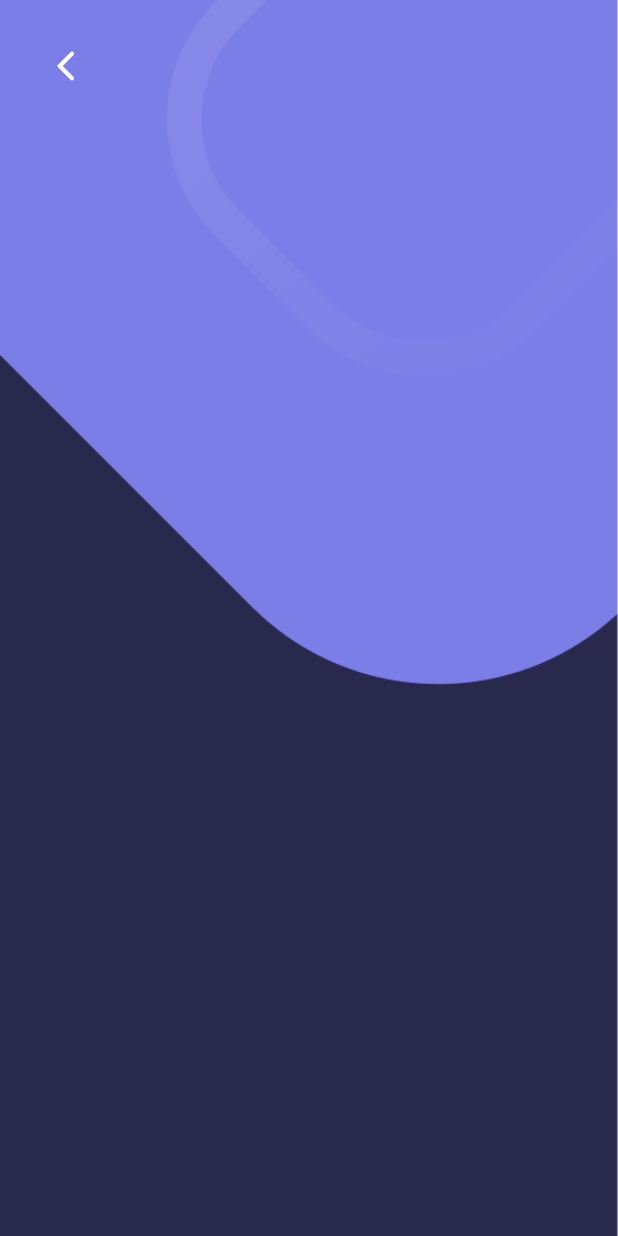
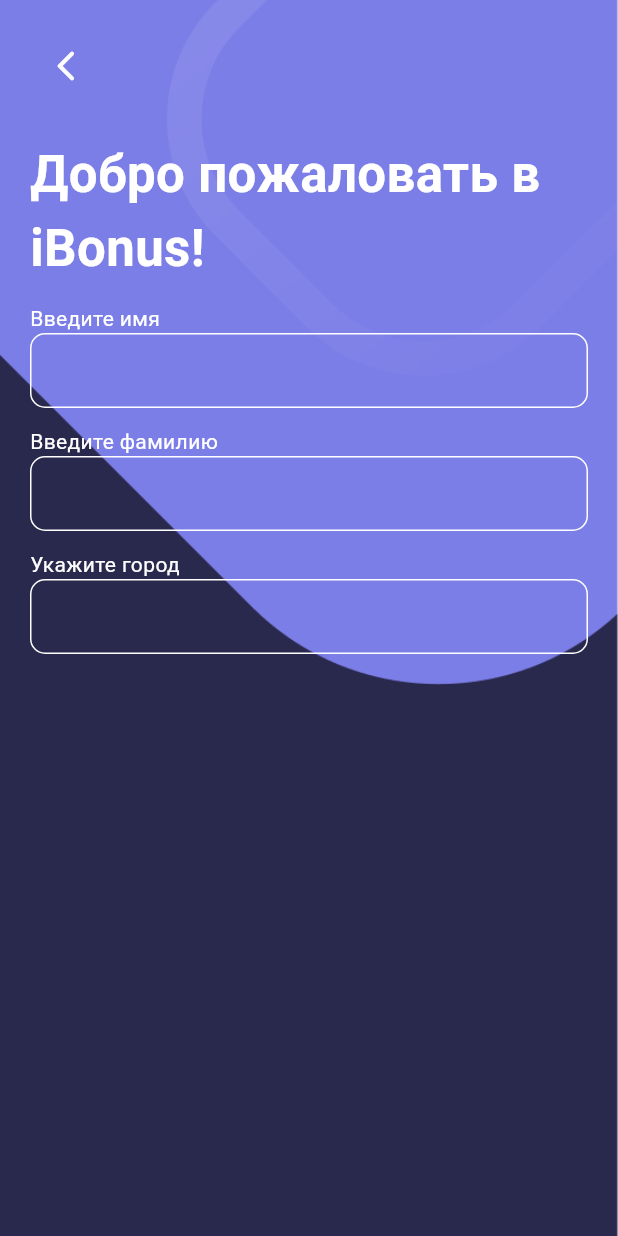
Before and after one commit to fluttberry/ibonus_app, a Flutter app: the screen it shows after launch, after a tap on "Зарегистрироваться", on a phone screen of 412 x 824 dp. Run offline on Flutter 3.47's test engine with Material 3 defaults, Android fonts, the phone set to English and light mode, and no system bars; our stand-ins replace shared_preferences.

Commit message:
textfield created as a widget and added to register page

```diff
--- a/lib/ui/pages/auth/auth_page.dart
+++ b/lib/ui/pages/auth/auth_page.dart
@@ -1,7 +1,8 @@
 import 'package:flutter/material.dart';
 import 'package:ibonus_app/ui/pages/auth/login_page.dart';
 import 'package:ibonus_app/ui/pages/auth/register_page.dart';
-import 'package:ibonus_app/ui/pages/widget/button.dart';
+import 'package:ibonus_app/ui/widget/button.dart';
+import 'package:ibonus_app/ui/utils/style.dart';
 import 'package:ibonus_app/utils/route.dart';
 
 class AuthPage extends StatelessWidget {
@@ -23,7 +24,7 @@
           children: [
             Text(
               'Добро пожаловать в iBonus!',
-              style: TextStyle(color: Colors.white, fontSize: 34),
+              style: MTextStyle.title(),
             ),
             SizedBox(height: 12),
             Text(
--- a/lib/ui/pages/auth/register_page.dart
+++ b/lib/ui/pages/auth/register_page.dart
@@ -1,4 +1,6 @@
 import 'package:flutter/material.dart';
+import 'package:ibonus_app/ui/utils/style.dart';
+import 'package:ibonus_app/ui/widget/text_field.dart';
 import 'package:ibonus_app/utils/route.dart';
 
 class RegisterPage extends StatelessWidget {
@@ -14,11 +16,29 @@
             fit: BoxFit.cover,
           ),
         ),
-        child: Column(crossAxisAlignment: CrossAxisAlignment.start, children: [
-          IconButton(onPressed: (){
-            MRoute.pop(context);
-          }, icon: Icon(Icons.arrow_back_ios_new_rounded, color: Colors.white,))
-        ],),
+        child: Column(
+          crossAxisAlignment: CrossAxisAlignment.start,
+          children: [
+            IconButton(
+              onPressed: () {
+                MRoute.pop(context);
+              },
+              icon: Icon(Icons.arrow_back_ios_new_rounded, color: Colors.white),
+            ),
+            SizedBox(height: 24),
+            Text('Добро пожаловать в iBonus!', style: MTextStyle.title()),
+            SizedBox(height: 12),
+            Text('Введите имя', style: TextStyle(color: Colors.white)),
+            MTextField(),
+            SizedBox(height: 12),
+            Text('Введите фамилию', style: TextStyle(color: Colors.white)),
+            MTextField(),
+            SizedBox(height: 12),
+            Text('Укажите город', style: TextStyle(color: Colors.white)),
+            MTextField(),
+            SizedBox(height: 12),
+          ],
+        ),
       ),
     );
   }
--- /dev/null
+++ b/lib/ui/utils/style.dart
@@ -0,0 +1,11 @@
+import 'package:flutter/material.dart';
+
+class MTextStyle {
+  static TextStyle title() {
+    return TextStyle(
+      color: Colors.white,
+      fontSize: 34,
+      fontWeight: FontWeight.w600,
+    );
+  }
+}
--- /dev/null
+++ b/lib/ui/widget/text_field.dart
@@ -0,0 +1,22 @@
+// ignore_for_file: public_member_api_docs, sort_constructors_first
+import 'package:flutter/material.dart';
+
+class MTextField extends StatelessWidget {
+  final TextEditingController? controller;
+  final String? hint;
+  const MTextField({super.key, this.controller, this.hint});
+  @override
+  Widget build(BuildContext context) {
+    return Container(
+      decoration: BoxDecoration(
+        border: Border.all(color: Colors.white),
+        borderRadius: BorderRadius.circular(10),
+      ),
+      child: TextField(
+        controller: controller,
+        style: TextStyle(color: Colors.white),
+        decoration: InputDecoration(hintText: hint, border: InputBorder.none),
+      ),
+    );
+  }
+}
```
Also changed, not shown: lib/ui/widget/button.dart (renamed from lib/ui/pages/widget/button.dart).
